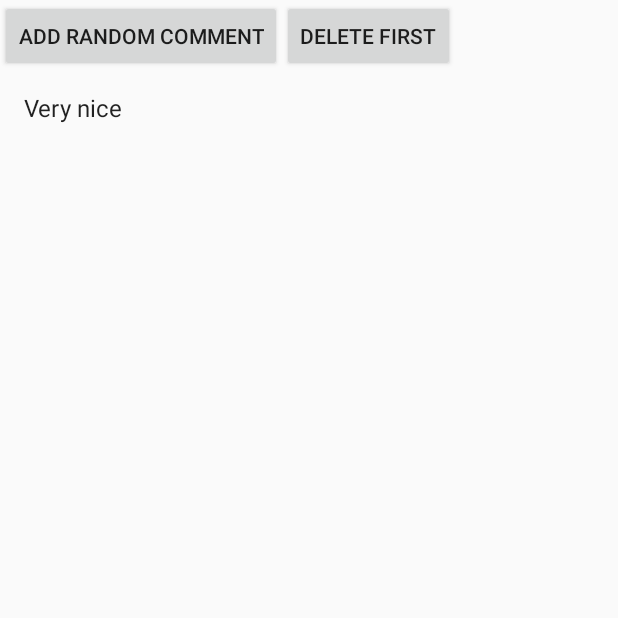
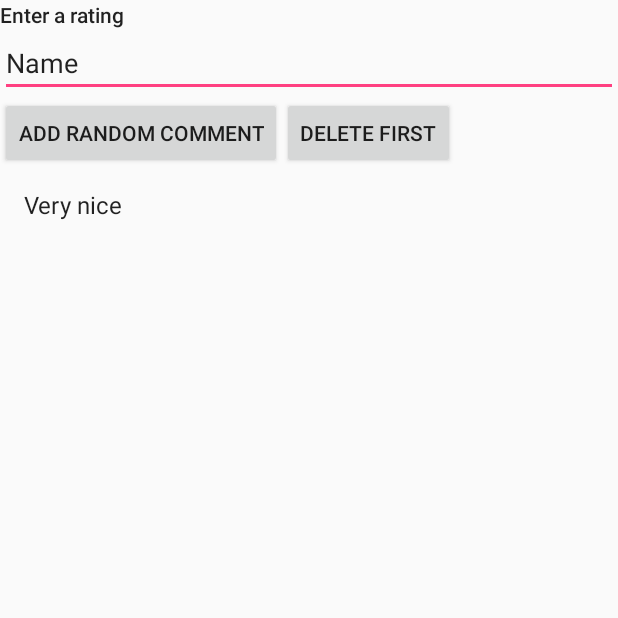
Before and after one commit to xameri/Assignment10-VogellaDatabase, an Android app: the screen it shows after launch (MainActivity), after a tap on "ADD RANDOM COMMENT", on a phone screen of 412 x 824 dp, the top half of it. Run offline under Robolectric (Android 15) with nearby library versions, the phone set to English and light mode, and no system bars.

```diff
--- a/app/src/main/java/com/example/xusenweli/cis3334unit10yparticipation/Comment.java
+++ b/app/src/main/java/com/example/xusenweli/cis3334unit10yparticipation/Comment.java
@@ -4,6 +4,7 @@ package com.example.xusenweli.cis3334unit10yparticipation;
 public class Comment {
     private long id; // Declaring variable id with the type of long
     private String comment; // variable comment with the type of string
+    private String rating; // variable rate with the type of string
 
     // The constructor of the comment class
     public Comment(){
@@ -30,6 +31,16 @@ public class Comment {
         this.comment = comment;
     }
 
+    // Get commment method
+    public String getRating() {
+        return rating;
+    }
+
+    // Setting the value of comment to a avariable
+    public void setRating(String rating) {
+        this.rating = rating;
+    }
+
     // Will be used by the ArrayAdapter in the ListView
     @Override
     public String toString() {
--- a/app/src/main/java/com/example/xusenweli/cis3334unit10yparticipation/CommentsDataSource.java
+++ b/app/src/main/java/com/example/xusenweli/cis3334unit10yparticipation/CommentsDataSource.java
@@ -15,8 +15,13 @@ public class CommentsDataSource {
     // Database fields
     private SQLiteDatabase database;
     private MySQLiteHelper dbHelper;
+
     private String[] allColumns = { MySQLiteHelper.COLUMN_ID,
-            MySQLiteHelper.COLUMN_COMMENT };
+            MySQLiteHelper.COLUMN_COMMENT, MySQLiteHelper.COLUMN_RATING};
+
+    // from farah
+    //private String[] allColumns = { MySQLiteHelper.COLUMN_ID,
+    //MySQLiteHelper.COLUMN_COMMENT, MySQLiteHelper.COLUMN_RATING };
 
     // intitiating dbhelper variable
     public CommentsDataSource(Context context) {
@@ -34,14 +39,23 @@ public class CommentsDataSource {
     }
 
     // Creating the value of comment
-    public Comment createComment(String comment) {
+    public Comment createComment(String comment, String rating) {
         ContentValues values = new ContentValues();
         values.put(MySQLiteHelper.COLUMN_COMMENT, comment);
+
+        // from farah
+        values.put(MySQLiteHelper.COLUMN_RATING, rating);
+
         long insertId = database.insert(MySQLiteHelper.TABLE_COMMENTS, null,
                 values);
-        Cursor cursor = database.query(MySQLiteHelper.TABLE_COMMENTS,
-                allColumns, MySQLiteHelper.COLUMN_ID + " = " + insertId, null,
-                null, null, null);
+
+        //Cursor cursor = database.query(MySQLiteHelper.TABLE_COMMENTS,
+        //allColumns, MySQLiteHelper.COLUMN_ID + " = " + insertId, null,
+        // null, null, null);
+
+        // from farah
+        Cursor cursor = database.query(MySQLiteHelper.TABLE_COMMENTS, null, null, null, null, null, null);
+
         cursor.moveToFirst();
         Comment newComment = cursorToComment(cursor);
         cursor.close();
@@ -83,6 +97,13 @@ public class CommentsDataSource {
     private Comment cursorToComment(Cursor cursor) {
         Comment comment = new Comment();
         comment.setId(cursor.getLong(cursor.getColumnIndex(MySQLiteHelper.COLUMN_ID)));
+
+        // from farah
+        // the app started crashing after i added the below line
+       // comment.setRating(cursor.getString(cursor.getColumnIndex( MySQLiteHelper.COLUMN_RATING )));
+        comment.setRating(cursor.getString( cursor.getColumnIndex( MySQLiteHelper.COLUMN_RATING ) ));
+        // comment.setRate(cursor.getString(cursor.getColumnIndex(MySQLiteHelper.COLUMN_COMMENT)));
+
         // comment.setId(cursor.getLong(0));
         comment.setComment(cursor.getString(1));
         return comment;
--- a/app/src/main/java/com/example/xusenweli/cis3334unit10yparticipation/MainActivity.java
+++ b/app/src/main/java/com/example/xusenweli/cis3334unit10yparticipation/MainActivity.java
@@ -7,9 +7,11 @@ import android.app.ListActivity;
 import android.os.Bundle;
 import android.view.View;
 import android.widget.ArrayAdapter;
+import android.widget.EditText;
 
 public class MainActivity extends ListActivity {
     private CommentsDataSource datasource;
+    EditText etRate;
 
     @Override
     public void onCreate(Bundle savedInstanceState) {
@@ -20,6 +22,7 @@ public class MainActivity extends ListActivity {
         datasource.open();
 
         List<Comment> values = datasource.getAllComments();
+
 
         // use the SimpleCursorAdapter to show the
         // elements in a ListView
@@ -33,13 +36,28 @@ public class MainActivity extends ListActivity {
     public void onClick(View view) {
         @SuppressWarnings("unchecked")
         ArrayAdapter<Comment> adapter = (ArrayAdapter<Comment>) getListAdapter();
+
+
         Comment comment = null;
+        //  Comment rate = null;
+
+        EditText etRate = (EditText)findViewById(R.id.etRating);
+
         switch (view.getId()) {
             case R.id.add:
                 String[] comments = new String[] { "Cool", "Very nice", "Hate it" };
                 int nextInt = new Random().nextInt(3);
+
+
+                // Getting rate value nfrom farah
+                String rate = etRate.getText().toString();
+                // String rate = "";
+
                 // save the new comment to the database
-                comment = datasource.createComment(comments[nextInt]);
+                comment = datasource.createComment(comments[nextInt], rate);
+
+                // rate = datasource.createComment(rate);
+
                 adapter.add(comment);
                 break;
             case R.id.delete:
--- a/app/src/main/java/com/example/xusenweli/cis3334unit10yparticipation/MySQLiteHelper.java
+++ b/app/src/main/java/com/example/xusenweli/cis3334unit10yparticipation/MySQLiteHelper.java
@@ -12,20 +12,23 @@ public class MySQLiteHelper extends SQLiteOpenHelper {
     public static final String TABLE_COMMENTS = "comments"; // the name of the table
     public static final String COLUMN_ID = "_id";           // the column name of the primery key
     public static final String COLUMN_COMMENT = "comment";  // the column name of the comment field
+    public static final String COLUMN_RATING = "rating";  // the column name of the rate field
 
     private static final String DATABASE_NAME = "commments.db";
-    private static final int DATABASE_VERSION = 1;
+    private static final int DATABASE_VERSION = 2;
 
     // Database creation sql statement
     // SQL TABLE CREATE
     // Create table comments
     // Cooment_id string
     // Comment string
+    // Rate string
 
     private static final String DATABASE_CREATE = "create table "
             + TABLE_COMMENTS + "( " + COLUMN_ID
             + " integer primary key autoincrement, " + COLUMN_COMMENT
-            + " text not null);";
+            + " text not null, " + COLUMN_RATING
+            + " text not null );";
 
     // The constructor of this class with parameter
     public MySQLiteHelper(Context context) {
--- a/app/src/main/res/layout/activity_main.xml
+++ b/app/src/main/res/layout/activity_main.xml
@@ -4,24 +4,39 @@
     android:layout_height="match_parent"
     android:orientation="vertical" >
 
+    <TextView
+        android:layout_width="match_parent"
+        android:layout_height="wrap_content"
+        android:text="Enter a rating"
+        android:textAppearance="@style/TextAppearance.AppCompat.Body2" />
+
+    <EditText
+        android:id="@+id/etRating"
+        android:layout_width="match_parent"
+        android:layout_height="wrap_content"
+        android:ems="10"
+        android:inputType="textPersonName"
+        android:text="Name" />
+
     <LinearLayout
         android:id="@+id/group"
         android:layout_width="wrap_content"
-        android:layout_height="wrap_content" >
+        android:layout_height="wrap_content">
+
 
         <Button
             android:id="@+id/add"
             android:layout_width="wrap_content"
             android:layout_height="wrap_content"
-            android:text="Add Random Comment"
-            android:onClick="onClick"/>
+            android:onClick="onClick"
+            android:text="Add Random Comment" />
 
         <Button
             android:id="@+id/delete"
             android:layout_width="wrap_content"
             android:layout_height="wrap_content"
-            android:text="Delete First"
-            android:onClick="onClick"/>
+            android:onClick="onClick"
+            android:text="Delete First" />
 
     </LinearLayout>
 
```
